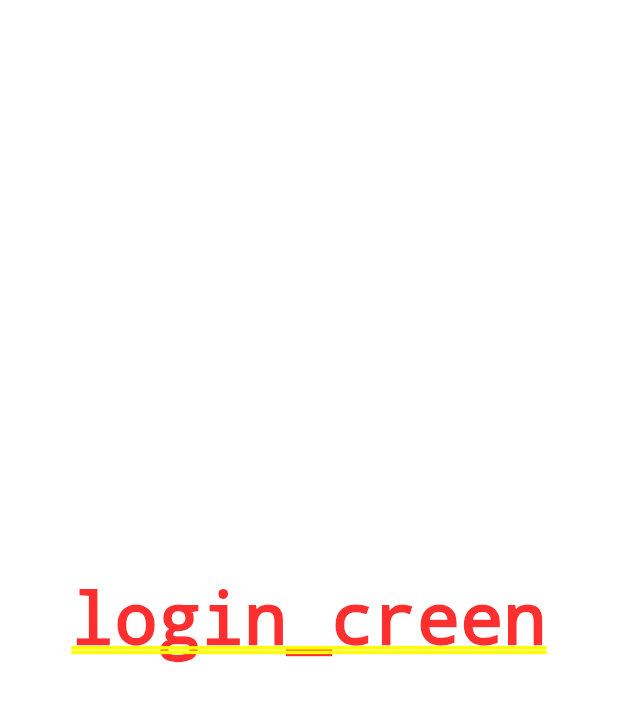
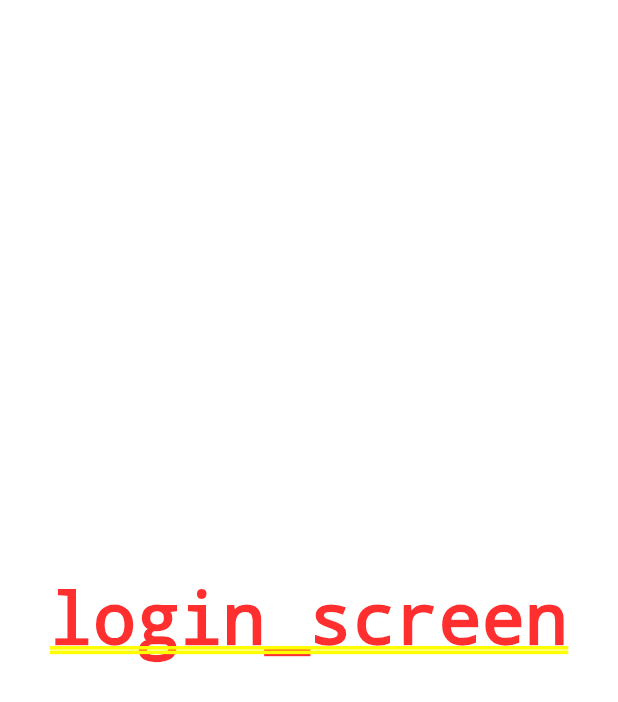
Before and after one commit to AbdElhamidShahin/Doctor_app, a Flutter app: the screen it shows after launch, after a tap on "Get Start", on a phone screen of 412 x 824 dp. Shown: the top 702 px of the screen. Run offline on Flutter 3.47's test engine with Material 3 defaults, Android fonts, the phone set to English and light mode, and no system bars; our stand-ins replace flutter_screenutil, flutter_svg, go_router.

Commit message:
fake puch

```diff
--- a/lib/features/login/ui/loginScreen.dart
+++ b/lib/features/login/ui/loginScreen.dart
@@ -5,6 +5,6 @@ class LoginScreen extends StatelessWidget {
 
   @override
   Widget build(BuildContext context) {
-    return Center(child: Text("login_creen"));
+    return Center(child: Text("login_screen"));
   }
 }
```
